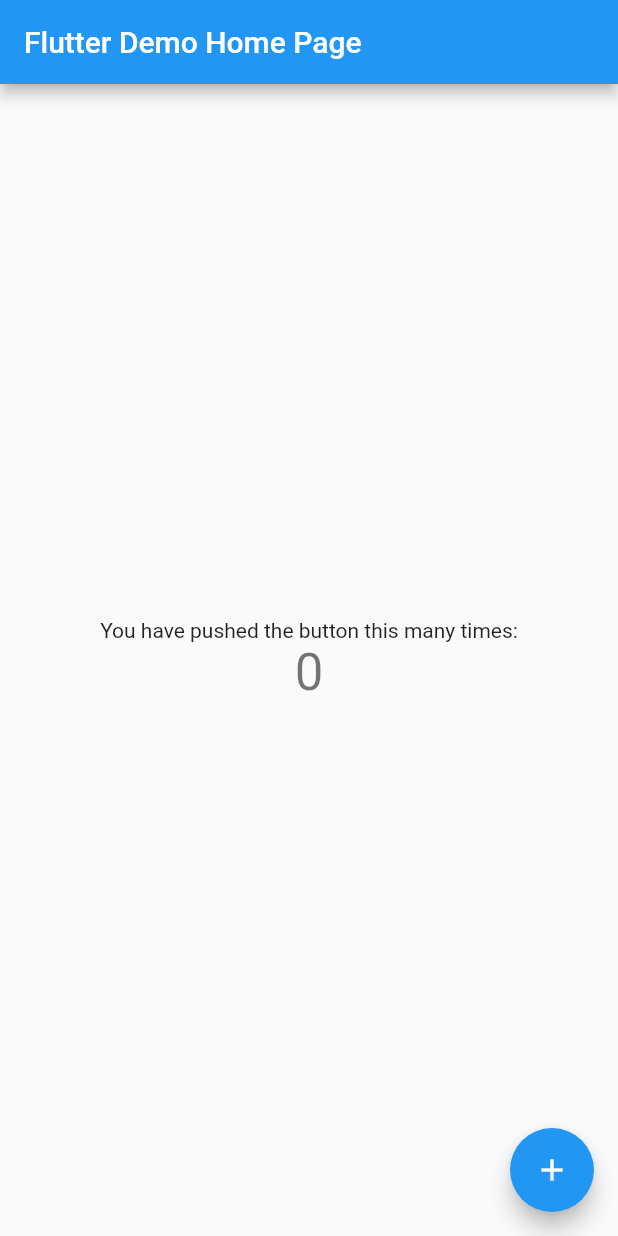
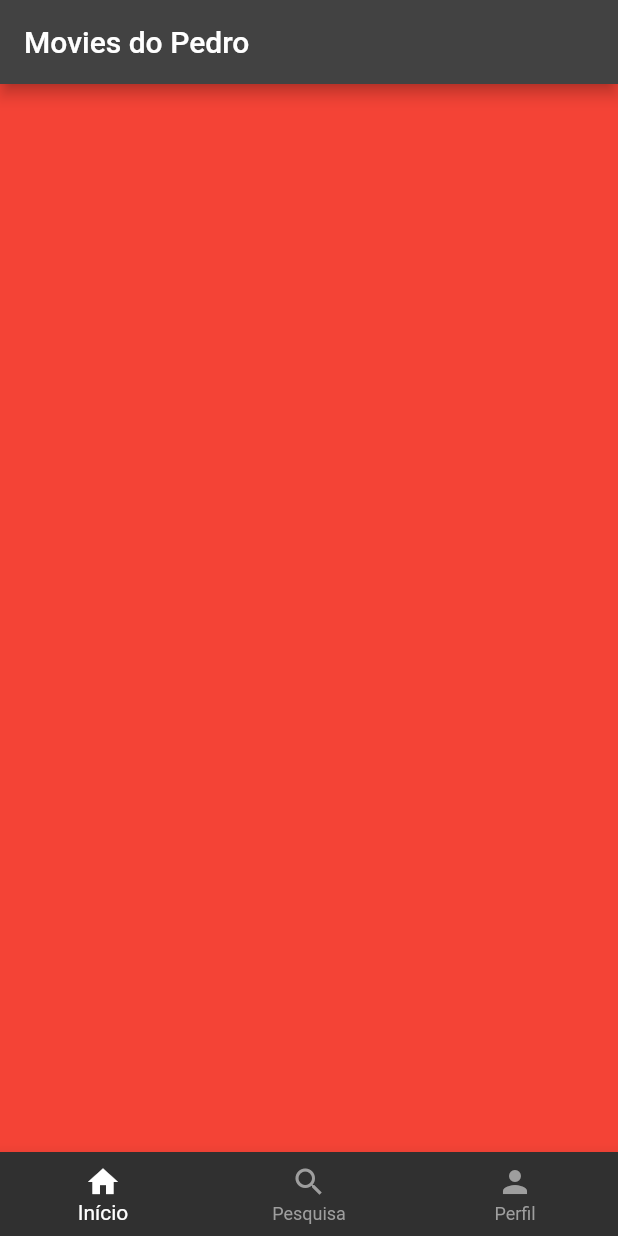
Before and after one commit to PeliconPH/movies_flutter, a Flutter app: the screen it shows after launch, on a phone screen of 412 x 824 dp. Run offline on Flutter 3.47's test engine with Material 2 defaults, Android fonts, the phone set to English and light mode, and no system bars.

Commit message:
creati bottomNavigation

```diff
--- /dev/null
+++ b/lib/home.dart
@@ -0,0 +1,54 @@
+import 'package:flutter/material.dart';
+
+class HomeScreen extends StatefulWidget {
+  const HomeScreen({Key? key}) : super(key: key);
+
+  @override
+  _HomeScreenState createState() => _HomeScreenState();
+}
+
+class _HomeScreenState extends State<HomeScreen> {
+  final int _selectedIndex = 0;
+  PageController pageController = PageController();
+
+  void onTapped(int index) {
+    setState(() {
+      int selectedIndex = index;
+    });
+    pageController.animateToPage(index, duration: const Duration(milliseconds: 1000), curve: Curves.bounceOut);
+  }
+
+  @override
+  Widget build(BuildContext context) {
+    return Scaffold(
+      appBar: AppBar(
+        title: const Text('Movies do Pedro'),
+      ),
+      body: PageView(
+        controller: pageController,
+        children: [
+          Container(
+            color: Colors.red,
+          ),
+          Container(
+            color: Colors.blue,
+          ),
+          Container(
+            color: Colors.green,
+          ),
+        ],
+      ),
+      bottomNavigationBar: BottomNavigationBar(
+        items: const <BottomNavigationBarItem>[
+          BottomNavigationBarItem(icon: Icon(Icons.home), label: 'Início'),
+          BottomNavigationBarItem(icon: Icon(Icons.search), label: 'Pesquisa'),
+          BottomNavigationBarItem(icon: Icon(Icons.person), label: 'Perfil'),
+        ],
+        currentIndex: _selectedIndex,
+        selectedItemColor: Colors.white,
+        unselectedItemColor: Colors.grey,
+        onTap: onTapped,
+      ),
+    );
+  }
+}
--- a/lib/main.dart
+++ b/lib/main.dart
@@ -1,8 +1,8 @@
 import 'package:flutter/material.dart';
 
-void main() {
-  runApp(const MyApp());
-}
+import 'home.dart';
+
+void main() => runApp(const MyApp());
 
 class MyApp extends StatelessWidget {
   const MyApp({super.key});
@@ -10,59 +10,8 @@ class MyApp extends StatelessWidget {
   @override
   Widget build(BuildContext context) {
     return MaterialApp(
-      title: 'Flutter Demo',
-      theme: ThemeData(
-        primarySwatch: Colors.blue,
-      ),
-      home: const MyHomePage(title: 'Flutter Demo Home Page'),
+      theme: ThemeData.dark(),
+      home: const HomeScreen(),
     );
   }
 }
-
-class MyHomePage extends StatefulWidget {
-  const MyHomePage({super.key, required this.title});
-
-  final String title;
-
-  @override
-  State<MyHomePage> createState() => _MyHomePageState();
-}
-
-class _MyHomePageState extends State<MyHomePage> {
-  int _counter = 0;
-
-  void _incrementCounter() {
-    setState(() {
-      _counter++;
-    });
-  }
-
-  @override
-  Widget build(BuildContext context) {
-    return Scaffold(
-      appBar: AppBar(
-        title: Text(widget.title),
-      ),
-      body: Center(
-        child: Column(
-
-          mainAxisAlignment: MainAxisAlignment.center,
-          children: <Widget>[
-            const Text(
-              'You have pushed the button this many times:',
-            ),
-            Text(
-              '$_counter',
-              style: Theme.of(context).textTheme.headline4,
-            ),
-          ],
-        ),
-      ),
-      floatingActionButton: FloatingActionButton(
-        onPressed: _incrementCounter,
-        tooltip: 'Increment',
-        child: const Icon(Icons.add),
-      ), // This trailing comma makes auto-formatting nicer for build methods.
-    );
-  }
-}
```
